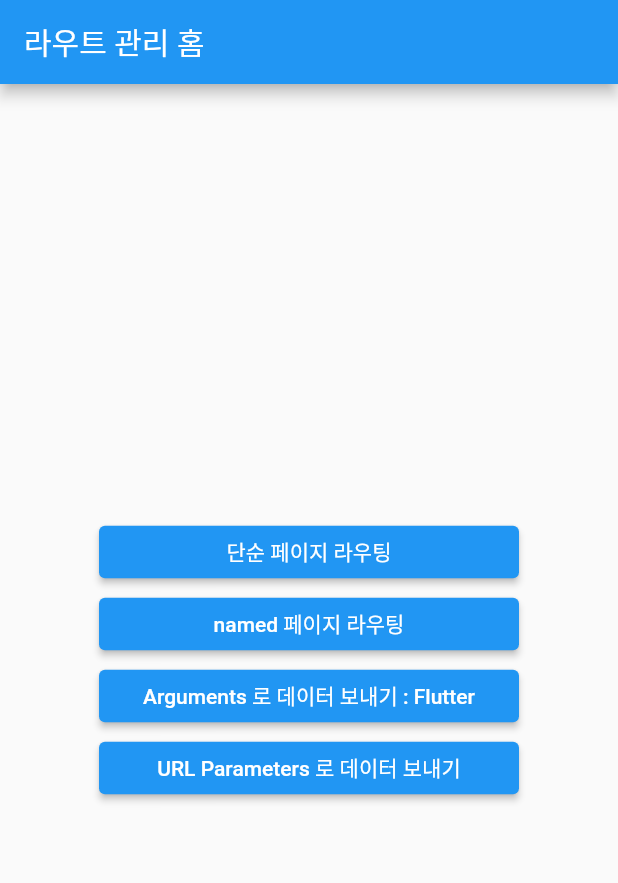
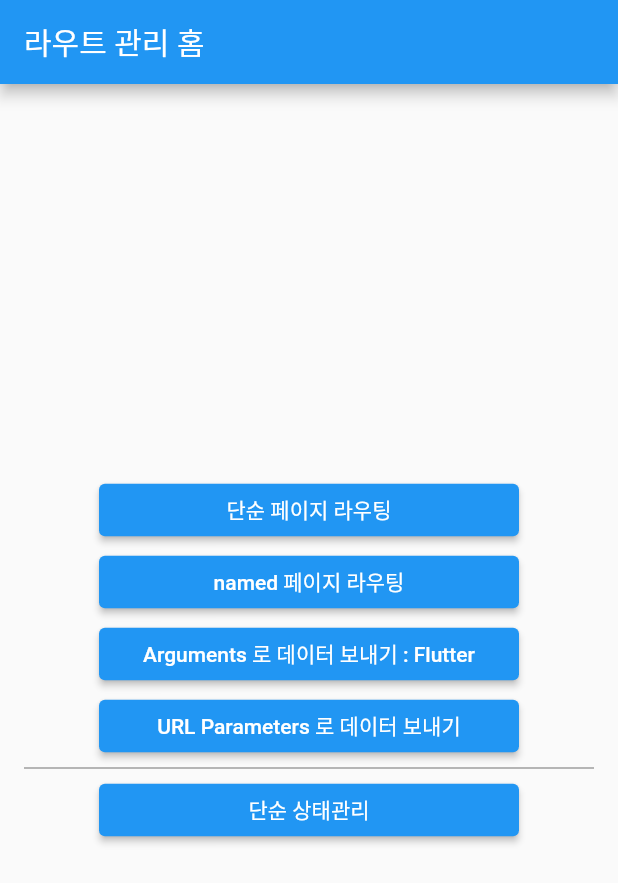
Before and after one commit to mike-bskim/getx_test, a Flutter app: the screen it shows after launch, on a phone screen of 412 x 824 dp. Shown: the top 883 px of the screen. Run offline on Flutter 3.47's test engine with Material 2 defaults, Android fonts, the phone set to English and light mode, and no system bars; our stand-ins replace get.

Commit message:
08_getx_state_menagement_update

```diff
--- a/lib/src/controller/simple_state_controller.dart
+++ b/lib/src/controller/simple_state_controller.dart
@@ -1,7 +1,7 @@
 import 'package:flutter/cupertino.dart';
 import 'package:get/get.dart';
 
-class SimpleStateControllerWithGetx extends GetxController {
+class SimpleStateControllerWithGetX extends GetxController {
   int count = 0;
   void increment() {
     count++;
@@ -15,7 +15,7 @@ class SimpleStateControllerWithGetx extends GetxController {
 
   void incrementForId(String id) {
     count++;
-    update([id]);
+    update([id]); // 배열처리향 함.
   }
 }
 
--- a/lib/src/home.dart
+++ b/lib/src/home.dart
@@ -2,6 +2,7 @@ import 'package:flutter/material.dart';
 import 'package:get/get.dart';
 import 'pages/argument/argument_page.dart';
 import 'pages/normal/first.dart';
+import 'pages/simple_state_manage/simple_state_manage_page.dart';
 
 class Home extends StatelessWidget {
   const Home({Key? key}) : super(key: key);
@@ -59,12 +60,20 @@ class Home extends StatelessWidget {
                 Get.toNamed("/user/1424?name=Flutter&age=22");
               },
             ),
-            // ElevatedButton(
-            //   child: const Text("단순 상태관리"),
-            //   onPressed: () {
-            //     Get.to(const SimpleStateManagePage());
-            //   },
-            // ),
+            const Divider(
+              height: 8,
+              thickness: 1,
+              indent: 16,
+              endIndent: 16,
+              color: Colors.grey,
+            ),
+            ElevatedButton(
+              style: elevatedButtonStyle,
+              child: const Text("단순 상태관리"),
+              onPressed: () {
+                Get.to(() => const SimpleStateManagePage());
+              },
+            ),
             // ElevatedButton(
             //   child: const Text("반응형 상태관리"),
             //   onPressed: () {
--- a/lib/src/pages/reactive_state_manage_page.dart
+++ b/lib/src/pages/reactive_state_manage_page.dart
@@ -7,14 +7,14 @@ import '../controller/simple_state_controller.dart';
 // import 'package:sample_getx/src/controller/reactive_state_controller.dart';
 // import 'package:sample_getx/src/controller/simple_state_controller.dart';
 // import 'package:sample_getx/src/pages/simple_state_manage/with_getx.dart';
-// import 'package:sample_getx/src/pages/simple_state_manage/with_providar.dart';
+// import 'package:sample_getx/src/pages/simple_state_manage/with_provider.dart';
 
 class ReactiveStateManagePage extends StatelessWidget {
   const ReactiveStateManagePage({Key? key}) : super(key: key);
 
   @override
   Widget build(BuildContext context) {
-    Get.put(SimpleStateControllerWithGetx());
+    Get.put(SimpleStateControllerWithGetX());
     Get.put(ReactiveStateController());
 
     return Scaffold(
```
Also changed, not shown: lib/src/pages/simple_state_manage/simple_state_manage_page.dart (renamed from lib/src/pages/simple_state_manage_page.dart, +4 -10 lines), lib/src/pages/simple_state_manage/with_getx.dart (+31 -16 lines), lib/src/pages/simple_state_manage/with_providar.dart (deleted, +0 -46 lines), lib/src/pages/simple_state_manage/with_provider.dart (added, +52 -0 lines).
